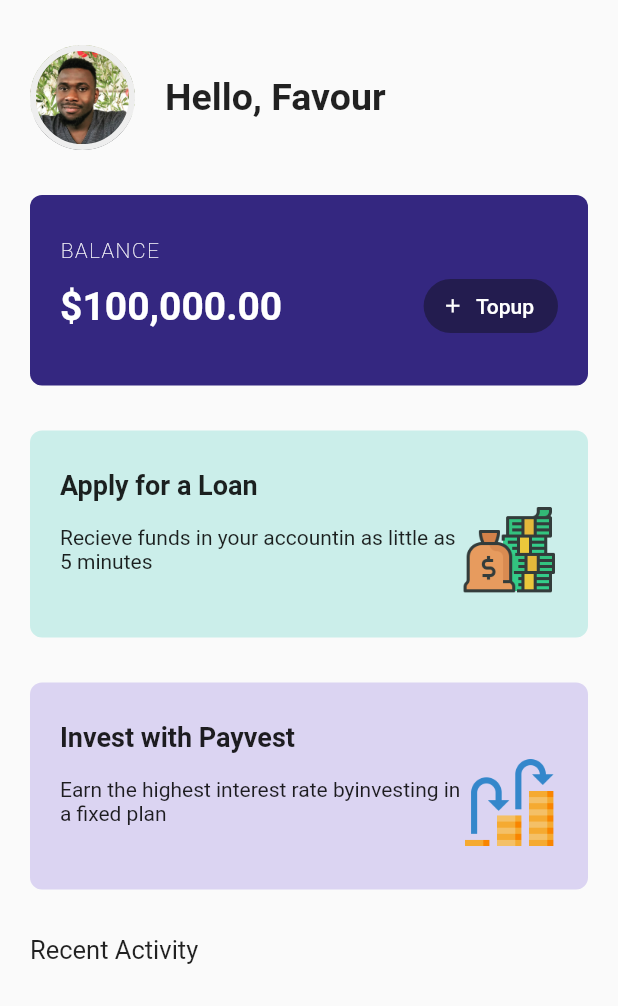
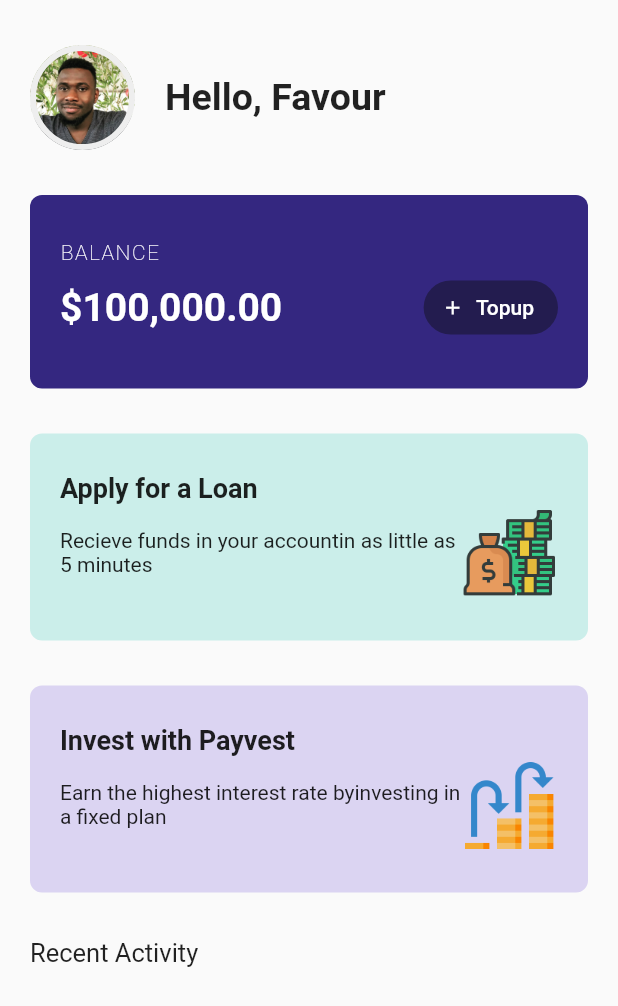
Before and after one commit to favourori/bankingapp-ui-design, a Flutter app: the screen it shows after launch, on a phone screen of 412 x 824 dp. Shown: the top 1006 px of the screen. Run offline on Flutter 3.47's test engine with Material 2 defaults, Android fonts, the phone set to English and light mode, and no system bars.

Commit message:
home, dash, recent

```diff
--- a/lib/balance_widget.dart
+++ b/lib/balance_widget.dart
@@ -6,7 +6,7 @@ class Balance extends StatelessWidget {
   Widget build(BuildContext context) {
     return Container(
       //height: 140.0,
-      padding: EdgeInsets.symmetric(horizontal: 20.0, vertical: 29.0),
+      padding: EdgeInsets.symmetric(horizontal: 20.0, vertical: 30.0),
       decoration: BoxDecoration(
         color: Color(0xFF342780),
         borderRadius: BorderRadius.all(
```
